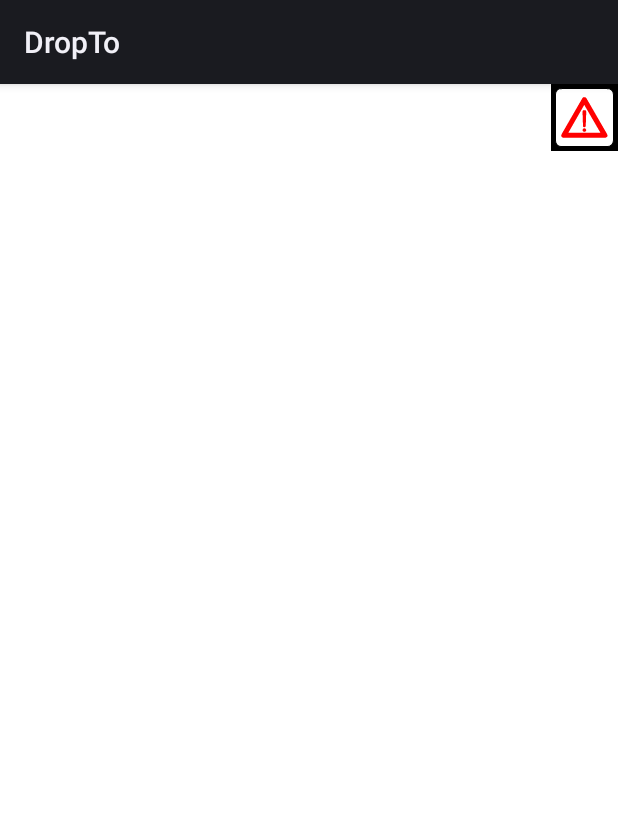
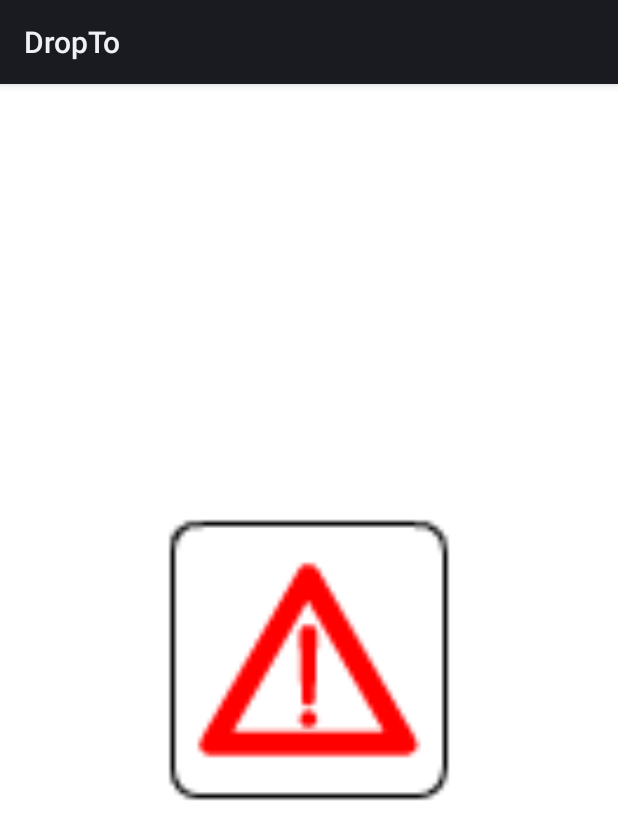
Before and after one commit to nurimelia/DropTo, an Android app: the SingleItemView screen opened directly, with no data from a screen before it, on a phone screen of 412 x 824 dp. Shown: the top 840 px of the screen. Run offline under Robolectric (Android 15) with nearby library versions, the phone set to English and light mode, and no system bars; 2 statements that could not run were skipped.

Commit message:
Create folder name and save to parse

```diff
--- a/app/src/main/java/com/teratotech/dropto/DropTo.java
+++ b/app/src/main/java/com/teratotech/dropto/DropTo.java
@@ -7,8 +7,6 @@ import com.parse.ParseClassName;
 import com.parse.ParseFile;
 import com.parse.ParseGeoPoint;
 import com.parse.ParseObject;
-
-//import com.teratotech.ParseUser;
 
 import java.util.Date;
 
@@ -49,5 +47,4 @@ public class DropTo extends ParseObject {
     }
 
 
-
 }
--- a/app/src/main/java/com/teratotech/dropto/ListViewAdapter.java
+++ b/app/src/main/java/com/teratotech/dropto/ListViewAdapter.java
@@ -83,6 +83,10 @@ public class ListViewAdapter extends BaseAdapter {
                 intent.putExtra("fileName",
                         (dropToWorldList.get(position).getTitle()));
 
+                // Pass all data File Name
+                //intent.putExtra("folderName",
+                //        (dropToWorldList.get(position).getTitle()));
+
                 // Pass all data file
                 intent.putExtra("file",
                         (dropToWorldList.get(position).getPhotoFile()));
--- a/app/src/main/java/com/teratotech/dropto/ParseApplication.java
+++ b/app/src/main/java/com/teratotech/dropto/ParseApplication.java
@@ -10,8 +10,6 @@ public class ParseApplication extends Application {
     public void onCreate() {
         super.onCreate();
 
-        // Add your initialization code here
-       // Parse.initialize(this, ZJMejxcTIMNyuWWviiP3eQkELIZ1mZ7dqQVIolpV, ZGejA1DwbSu6cQRoooA4yCBcglC0AYoxEi2ouHNU);
 
         ParseUser.enableAutomaticUser();
         ParseACL defaultACL = new ParseACL();
--- a/app/src/main/res/layout/singleitemview.xml
+++ b/app/src/main/res/layout/singleitemview.xml
@@ -11,15 +11,27 @@
         android:layout_height="wrap_content"
         android:textColor="#000000"
         android:textSize="20sp"
-        android:layout_marginLeft="10dp"/>
+        android:layout_marginLeft="10dp"
+        android:layout_marginTop="20dp"
+        />
 
     <ImageView
         android:id="@+id/file"
-        android:layout_width="wrap_content"
-        android:layout_height="wrap_content"
+        android:layout_width="200dp"
+        android:layout_height="200dp"
+        android:background="#00ffffff"
+        android:padding="1dp"
+        android:layout_gravity="center_horizontal"
+        android:layout_toEndOf="@+id/txtfileName"
+        android:layout_centerVertical="true"
+        android:layout_alignParentLeft="true"
+        android:layout_alignParentStart="true"
         android:layout_alignParentRight="true"
-        android:background="#000000"
-        android:padding="1dp" />
+        android:layout_alignParentEnd="true" />
+
+
+
+
 
 
 
```
Also changed, not shown: app/src/main/java/com/teratotech/dropto/DropToFolder.java (added, +22 -0 lines), app/src/main/java/com/teratotech/dropto/DropToWorld.java (+10 -0 lines), app/src/main/java/com/teratotech/dropto/DroptoCreateFolder.java (+66 -0 lines), app/src/main/java/com/teratotech/dropto/DroptoUploadActivity.java (+13 -13 lines), app/src/main/java/com/teratotech/dropto/MainActivity.java (+18 -1 lines), app/src/main/res/layout/activity_dropto_upload.xml (+4 -3 lines), app/src/main/res/layout/listview_item.xml (+4 -3 lines).
